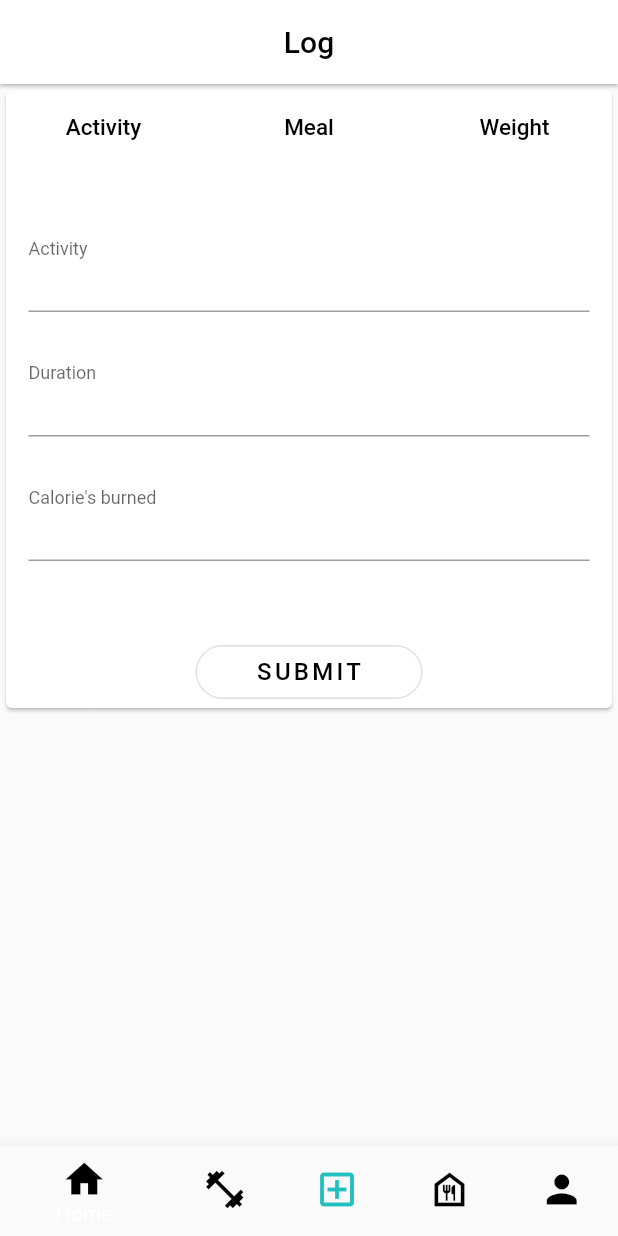
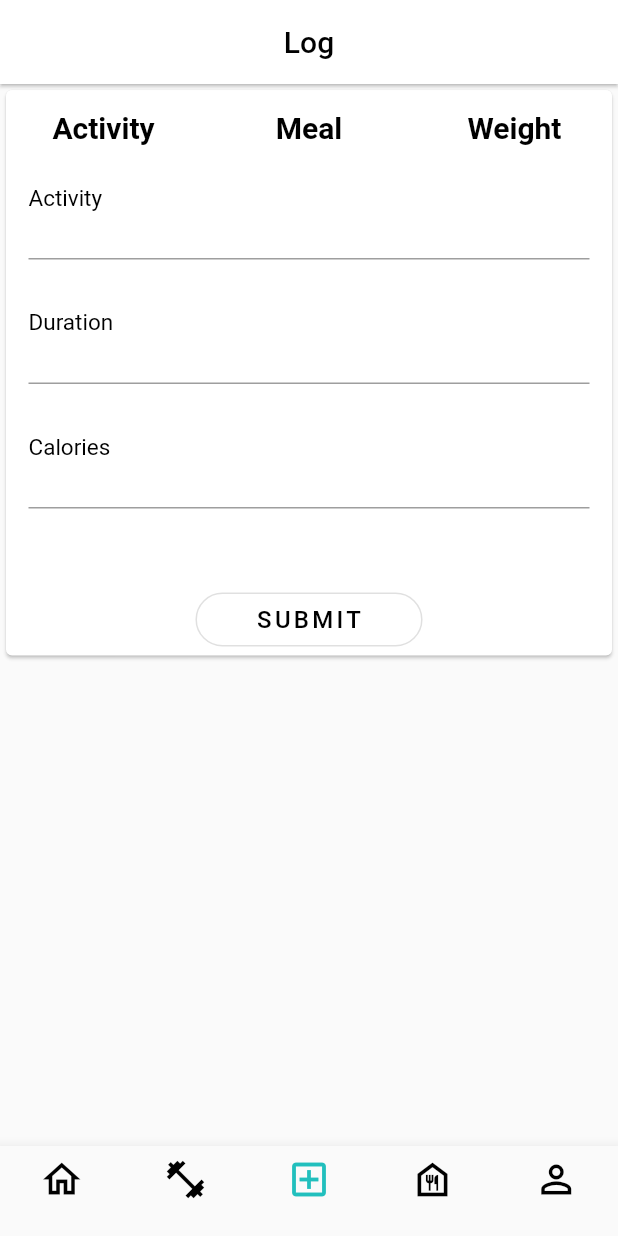
Before and after one commit to ShapeMeFYP/ShapeMe, a Flutter app: the HomePage screen opened directly, swiped to page 3, on a phone screen of 412 x 824 dp. Run offline on Flutter 3.47's test engine with Material 2 defaults, Android fonts, the phone set to English and light mode, and no system bars; our stand-ins replace firebase_auth, firebase_core, shared_preferences, table_calendar, video_player; accounts and stored records are empty.

Commit message:
Finished Project

```diff
--- a/lib/home_page.dart
+++ b/lib/home_page.dart
@@ -48,8 +48,6 @@ class _HomePageState extends State<HomePage> {
       _pageController.jumpToPage(selectedIndex);
     }
 
-    double _iconSize = 30;
-
     return new Scaffold(
       body: PageView(
         controller: _pageController,
@@ -57,39 +55,30 @@ class _HomePageState extends State<HomePage> {
         onPageChanged: _onPageChanged,
         physics: NeverScrollableScrollPhysics(),
       ),
-      // appBar: new AppBar(
-      //   title: new Text('Home'),
-      //   actions: <Widget>[
-      //     new FlatButton(
-      //       child: new Text('Logout',
-      //           style: new TextStyle(fontSize: 17.0, color: Colors.white)),
-      //       onPressed: _signOut,
-      //     ),
-      //   ],
-      // ),
 
       bottomNavigationBar: BottomNavigationBar(
         onTap: _onItemTapped,
+        type: BottomNavigationBarType.fixed,
         items: [
           BottomNavigationBarItem(
-              icon: Icon(Icons.home, color: _selectedIndex == 0? Color(0xFF21BFBD) : Colors.black, size: _iconSize),
-              title: Text('Home')
+              icon: Icon(Icons.home_outlined, color: _selectedIndex == 0? Color(0xFF21BFBD) : Colors.black, size: 30,),
+              title: Text('')
           ),
           BottomNavigationBarItem(
-              icon: Icon(Icons.fitness_center, color: _selectedIndex == 1? Color(0xFF21BFBD) : Colors.black, size: _iconSize),
-              title: Text('Workout')
+              icon: Icon(Icons.fitness_center_outlined, color: _selectedIndex == 1? Color(0xFF21BFBD) : Colors.black, size: 30),
+              title: Text('')
           ),
           BottomNavigationBarItem(
-              icon: Icon(Icons.add_box_outlined, color: _selectedIndex == 2? Color(0xFF21BFBD) : Colors.black, size: _iconSize),
-              title: Text('Logging')
+              icon: Icon(Icons.add_box_outlined, color: _selectedIndex == 2? Color(0xFF21BFBD) : Colors.black, size: 30),
+              title: Text('')
           ),
           BottomNavigationBarItem(
-              icon: Icon(Icons.food_bank_outlined, color: _selectedIndex == 3? Color(0xFF21BFBD) : Colors.black, size: _iconSize),
-              title: Text('Meal')
+              icon: Icon(Icons.food_bank_outlined, color: _selectedIndex == 3? Color(0xFF21BFBD) : Colors.black, size: 30),
+              title: Text('')
           ),
           BottomNavigationBarItem(
-              icon: Icon(Icons.person, color: _selectedIndex == 4? Color(0xFF21BFBD) : Colors.black, size: _iconSize),
-              title: Text('Profile')
+              icon: Icon(Icons.person_outline, color: _selectedIndex == 4? Color(0xFF21BFBD) : Colors.black, size: 30),
+              title: Text('')
           ),
         ],
       ),
--- a/lib/logging_page.dart
+++ b/lib/logging_page.dart
@@ -25,8 +25,16 @@ class BodyWidget extends StatefulWidget {
   State<StatefulWidget> createState() => BodyWidgetState();
 }
 
-class BodyWidgetState extends State<BodyWidget>  {
+class BodyWidgetState extends State<BodyWidget> with AutomaticKeepAliveClientMixin {
+  TextEditingController activityTxtController =TextEditingController();
+  TextEditingController activity2TxtController =TextEditingController();
+  TextEditingController activity3TxtController =TextEditingController();
+  TextEditingController mealTxtController =TextEditingController();
+  TextEditingController meal2TxtController =TextEditingController();
+  TextEditingController weightTxtController =TextEditingController();
+
   WidgetMarker selectedWidgetMarker = WidgetMarker.activity;
+
   @override
   Widget build(BuildContext context) {
     return Container(
@@ -46,7 +54,8 @@ class BodyWidgetState extends State<BodyWidget>  {
                 },
                 child: Text("Activity",
                 style: new TextStyle(
-                  fontSize: 15.0,
+                  fontSize: 20.0,
+                    fontWeight: FontWeight.bold,
                   color: Colors.black),
               ),),
           FlatButton(
@@ -59,7 +68,8 @@ class BodyWidgetState extends State<BodyWidget>  {
             },
             child: Text("Meal",
               style: new TextStyle(
-                  fontSize: 15.0,
+                  fontSize: 20.0,
+                  fontWeight: FontWeight.bold,
                   color: Colors.black),
             ),),
               FlatButton(
@@ -72,7 +82,8 @@ class BodyWidgetState extends State<BodyWidget>  {
                 },
                 child: Text("Weight",
                   style: new TextStyle(
-                      fontSize: 15.0,
+                      fontSize: 20.0,
+                      fontWeight: FontWeight.bold,
                       color: Colors.black),
                 ),),
             ],
@@ -83,7 +94,8 @@ class BodyWidgetState extends State<BodyWidget>  {
         SizedBox(
           height: 50,
         ),
-        Center(
+        Align(
+          alignment: Alignment.bottomCenter,
           child: OutlineButton(
             padding: EdgeInsets.symmetric(horizontal: 40),
             shape: RoundedRectangleBorder(
@@ -120,16 +132,16 @@ class BodyWidgetState extends State<BodyWidget>  {
   Widget getCustomContainer() {
     switch (selectedWidgetMarker) {
       case WidgetMarker.activity:
-        return getactivityWidget();
+        return getActivityWidget();
       case WidgetMarker.meal:
-        return getmealWidget();
+        return getMealWidget();
       case WidgetMarker.weight:
-        return getweightWidget();
+        return getWeightWidget();
     }
-    return getactivityWidget();
+    return getActivityWidget();
   }
 
-  Widget getactivityWidget() {
+  Widget getActivityWidget() {
     return Container(
       child: GestureDetector(
         onTap: () {
@@ -138,20 +150,17 @@ class BodyWidgetState extends State<BodyWidget>  {
         child: ListView(
           padding: EdgeInsets.all(15.0),
           shrinkWrap: true,
-          children: [
-            SizedBox(
-              height: 35,
-            ),
-            buildTextField("Activity", "", false),
-            buildTextField("Duration", "", false),
-            buildTextField("Calorie's burned", "", false),
+          children: <Widget>[
+            buildInputFields("Activity", activityTxtController),
+            buildInputFields("Duration", activity2TxtController),
+            buildInputFields("Calories", activity3TxtController),
           ],
         ),
       ),
     );
   }
 
-  Widget getmealWidget() {
+  Widget getMealWidget() {
     return Container(
       child: GestureDetector(
         onTap: () {
@@ -160,19 +169,16 @@ class BodyWidgetState extends State<BodyWidget>  {
         child: ListView(
           padding: EdgeInsets.all(15.0),
           shrinkWrap: true,
-          children: [
-            SizedBox(
-              height: 35,
-            ),
-            buildTextField("Meal Name", "", false),
-            buildTextField("Total Calories", "", false),
+          children: <Widget>[
+            buildInputFields("Number of Meals", mealTxtController),
+            buildInputFields("Calories", meal2TxtController),
           ],
         ),
       ),
     );
   }
 
-  Widget getweightWidget() {
+  Widget getWeightWidget() {
     return Container(
       child: GestureDetector(
         onTap: () {
@@ -181,34 +187,33 @@ class BodyWidgetState extends State<BodyWidget>  {
         child: ListView(
           padding: EdgeInsets.all(15.0),
           shrinkWrap: true,
-          children: [
-            SizedBox(
-              height: 35,
-            ),
-            buildTextField("Current Weight", "", false),
+          children: <Widget>[
+            buildInputFields("Current Weight", weightTxtController),
           ],
         ),
       ),
     );
   }
 
-  Widget buildTextField(
-      String labelText, String placeholder, bool isPasswordTextField) {
+  Widget buildInputFields(
+      String labelText, TextEditingController textController) {
     return Padding(
       padding: const EdgeInsets.only(bottom: 35.0),
       child: TextField(
+        controller: textController,
         decoration: InputDecoration(
             contentPadding: EdgeInsets.only(bottom: 3),
             labelText: labelText,
             floatingLabelBehavior: FloatingLabelBehavior.always,
-            hintText: placeholder,
-            hintStyle: TextStyle(
-              fontSize: 16,
-              fontWeight: FontWeight.bold,
+            labelStyle: TextStyle(
+              fontSize: 20,
               color: Colors.black,
-            )
-        ),
+            ),
       ),
+    ),
     );
   }
+
+  @override
+  bool get wantKeepAlive => true;
 }
--- a/lib/meal_page.dart
+++ b/lib/meal_page.dart
@@ -58,9 +58,9 @@ class _MealPageState extends State<MealPage> {
                     height: MediaQuery.of(context).size.height - 300.0,
                       child: ListView(
                         children: [
-                          _buildFoodItem('build/flutter_assets/meal1.png', 'Salmon Bowl', '\496Kcal', '\26', '\26', '\200', '\224'),
+                          _buildFoodItem('build/flutter_assets/meal3.png', 'Salmon Bowl', '\496Kcal', '\26', '\26', '\200', '\224'),
                           _buildFoodItem('build/flutter_assets/meal2.png', 'Spring Bowl', '\525Kcal', '\30', '\30', '\200', '\124'),
-                          _buildFoodItem('build/flutter_assets/meal3.png', 'Avocado Bowl', '\450Kcal', '\24', '\28', '\200', '\130'),
+                          _buildFoodItem('build/flutter_assets/meal1.png', 'Avocado Bowl', '\450Kcal', '\24', '\28', '\200', '\130'),
                           _buildFoodItem('build/flutter_assets/meal4.png', 'Berry Bowl', '\480Kcal', '\15', '\24', '\200', '\120'),
                         ],
                       ),
--- a/lib/widget/exercise_set_widget.dart
+++ b/lib/widget/exercise_set_widget.dart
@@ -31,8 +31,6 @@ class ExerciseSetWidget extends StatelessWidget {
   );
 
   Widget buildText() {
-    final exercises = exerciseSet.exercises.length;
-    final minutes = exerciseSet.totalDuration;
 
     return Column(
       crossAxisAlignment: CrossAxisAlignment.start,
@@ -43,7 +41,7 @@ class ExerciseSetWidget extends StatelessWidget {
           style: TextStyle(fontWeight: FontWeight.w500, fontSize: 20),
         ),
         SizedBox(height: 10),
-        Text('$exercises Exercises $minutes Mins'),
+        Text('30 Seconds'),
       ],
     );
   }
--- a/lib/widget/video_controls_widget.dart
+++ b/lib/widget/video_controls_widget.dart
@@ -33,7 +33,7 @@ class VideoControlsWidget extends StatelessWidget {
             ),
             buildText(
               title: 'Reps',
-              value: '${exercise.noOfReps} times',
+              value: 'Repeat x3',
             ),
           ],
         ),
```
Also changed, not shown: lib/data/exercise.dart (+59 -110 lines), lib/data/exercise_sets.dart (+44 -51 lines).
